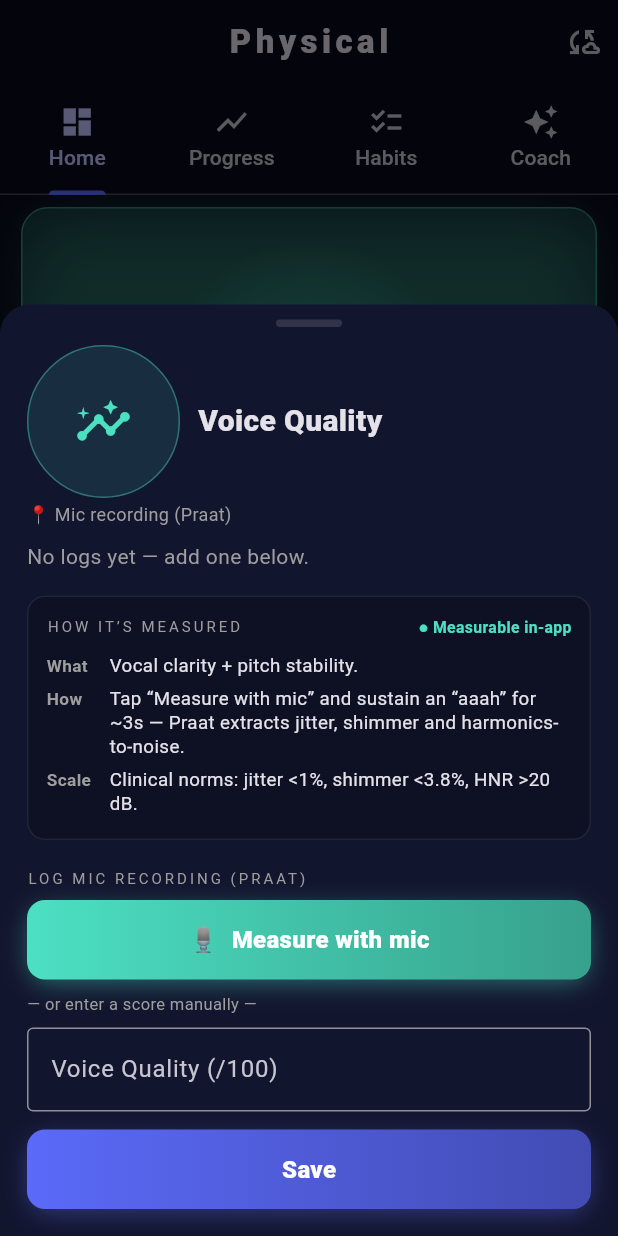
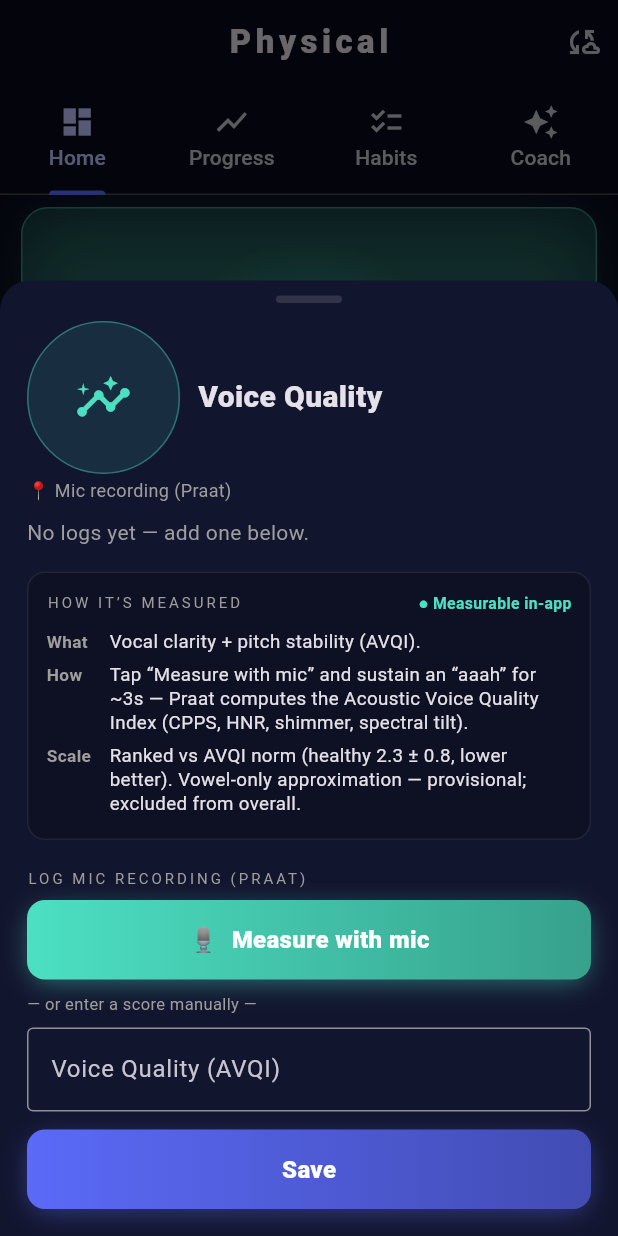
Before and after one commit to erolcem/physical, a Flutter app: the screen it shows after launch, after a tap on the "graphic eq" icon, on a phone screen of 412 x 824 dp. Run offline on Flutter 3.47's test engine with Material 3 defaults, Android fonts, the phone set to English and light mode, and no system bars; our stand-ins replace fl_chart, flutter_local_notifications, flutter_riverpod, flutter_timezone, image_picker, shared_preferences and 1 more; missing offline and left inert: record.

Commit message:
feat(voice): rank Voice via AVQI (Acoustic Voice Quality Index)
Backend now computes AVQI v03.01 from the sustained vowel (CPPS + HNR + shimmer
local%/dB + LTAS slope/tilt via Praat), validated directionally (clean→low, noisy→high).
Voice becomes a ranked metric on the AVQI population norm N(2.3, 0.8), lower-better
(2.3≈median/Silver, 0.8≈Diamond) — provisional (vowel-only approximation), excluded
from overall. Measure sheet now surfaces AVQI + CPPS/jitter/shimmer/HNR and logs AVQI;
guide updated. Engine parity + goldens + backend AVQI tests added.

Co-Authored-By: Claude Opus 4.8 <noreply@anthropic.com>

```diff
--- a/lib/data/aesthetic_guides.dart
+++ b/lib/data/aesthetic_guides.dart
@@ -14,9 +14,9 @@ class AestheticGuide {
 
 const Map<String, AestheticGuide> aestheticGuides = {
   'voice': AestheticGuide(
-    what: 'Vocal clarity + pitch stability.',
-    how: 'Tap “Measure with mic” and sustain an “aaah” for ~3s — Praat extracts jitter, shimmer and harmonics-to-noise.',
-    anchor: 'Clinical norms: jitter <1%, shimmer <3.8%, HNR >20 dB.',
+    what: 'Vocal clarity + pitch stability (AVQI).',
+    how: 'Tap “Measure with mic” and sustain an “aaah” for ~3s — Praat computes the Acoustic Voice Quality Index (CPPS, HNR, shimmer, spectral tilt).',
+    anchor: 'Ranked vs AVQI norm (healthy 2.3 ± 0.8, lower better). Vowel-only approximation — provisional; excluded from overall.',
     status: MeasureStatus.ready,
   ),
   'eye': AestheticGuide(
--- a/lib/data/metrics.dart
+++ b/lib/data/metrics.dart
@@ -99,8 +99,8 @@ const List<MetricDef> metrics = [
       exercise: 'Scalp photo (coverage)'),
   MetricDef('grooming', 'Grooming', 'aesthetics', MetricTier.tracked, '/100',
       exercise: 'Self-checklist'),
-  MetricDef('voice', 'Voice Quality', 'aesthetics', MetricTier.tracked, '/100',
-      exercise: 'Mic recording (Praat)'),
+  MetricDef('voice', 'Voice Quality', 'aesthetics', MetricTier.ranked, 'AVQI',
+      exercise: 'Mic recording (Praat)', provisional: true),
 
   // ── BACKGROUND · health (automatically logged via API) ──
   MetricDef('heart_rate', 'Heart Rate', 'health', MetricTier.background, 'bpm', autoSync: true),
--- a/lib/engine/rank_engine.dart
+++ b/lib/engine/rank_engine.dart
@@ -206,6 +206,9 @@ final Map<String, Standard> standards = {
       'Fitbit/Google Health sleep score — most users 72–83 (IQR), provisional'),
   'deadhang': Standard('deadhang', 1, false, Dist('lognormal', math.log(60), 0.5), 'provisional'),
   'hamstring_mobility': const Standard('hamstring_mobility', 1, false, Dist('normal', 15.0, 5.0), 'provisional'),
+  'voice': const Standard('voice', -1, false, Dist('normal', 2.3, 0.8),
+      'Acoustic Voice Quality Index (lower better); healthy mean 2.3±0.8 (Maryn), '
+      'vowel-only approximation — provisional'),
   'eye': const Standard('eye', -1, false, Dist('normal', 0.05, 0.15),
       'visual acuity logMAR (lower better); general young-male presenting acuity '
       '(median just below 20/20 from uncorrected error); best-corrected ≈ -0.14, provisional'),
--- a/lib/ui/metric_detail_sheet.dart
+++ b/lib/ui/metric_detail_sheet.dart
@@ -73,13 +73,13 @@ class _MetricDetailSheetState extends ConsumerState<_MetricDetailSheet> {
   }
 
   Future<void> _measureVoice() async {
-    final score = await measureVoiceFlow(context, ref);
-    if (score == null || !mounted) return;
+    final avqi = await measureVoiceFlow(context, ref);
+    if (avqi == null || !mounted) return;
     ref.read(logsProvider.notifier)
-        .add('voice', Log('voice', score, ts: DateTime.now().toIso8601String()));
+        .add('voice', Log('voice', avqi, ts: DateTime.now().toIso8601String()));
     setState(() {}); // refresh latest/history
     ScaffoldMessenger.of(context).showSnackBar(SnackBar(
-        content: Text('Voice quality logged: ${score.toStringAsFixed(0)}/100')));
+        content: Text('Voice logged: AVQI ${avqi.toStringAsFixed(1)}')));
   }
 
   Future<void> _measureAcuity() async {
--- a/lib/ui/voice_measure.dart
+++ b/lib/ui/voice_measure.dart
@@ -136,8 +136,7 @@ class _VoiceMeasureSheetState extends ConsumerState<_VoiceMeasureSheet> {
 
   List<Widget> _resultBody() {
     final r = _result!;
-    final score = (r['score'] as num).toDouble();
-    final comp = (r['components'] as Map?) ?? const {};
+    final avqi = (r['avqi'] as num?)?.toDouble();
     Widget row(String label, String value) => Padding(
           padding: const EdgeInsets.symmetric(vertical: 3),
           child: Row(mainAxisAlignment: MainAxisAlignment.spaceBetween, children: [
@@ -145,18 +144,27 @@ class _VoiceMeasureSheetState extends ConsumerState<_VoiceMeasureSheet> {
             Text(value, style: const TextStyle(fontWeight: FontWeight.w700, fontSize: 12.5)),
           ]),
         );
+    if (avqi == null) {
+      return [
+        const Text('Couldn’t compute the voice index from that clip — record a longer, steady "aaah" in a quiet room.',
+            style: TextStyle(color: Color(0xFFF8A55B), fontSize: 13)),
+        const SizedBox(height: 16),
+        _btn('Try again', _accent, () => setState(() => _phase = _Phase.idle)),
+      ];
+    }
     return [
-      Center(child: Text(score.toStringAsFixed(0),
+      Center(child: Text(avqi.toStringAsFixed(1),
           style: const TextStyle(fontSize: 52, fontWeight: FontWeight.w900, color: _accent, height: 1))),
-      const Center(child: Text('VOICE QUALITY / 100',
-          style: TextStyle(fontSize: 10, letterSpacing: 2, color: _muted, fontWeight: FontWeight.w700))),
+      const Center(child: Text('AVQI · lower is better (healthy ≈ 2.3)',
+          style: TextStyle(fontSize: 10, letterSpacing: 1.5, color: _muted, fontWeight: FontWeight.w700))),
       const SizedBox(height: 16),
+      if (r['cpps'] != null) row('Clarity (CPPS)', '${(r['cpps'] as num).toStringAsFixed(1)} dB'),
       if (r['pitch_hz'] != null) row('Pitch', '${(r['pitch_hz'] as num).toStringAsFixed(0)} Hz'),
-      row('Jitter', '${(r['jitter_pct'] as num).toStringAsFixed(2)} %  (${(comp['jitter'] as num?)?.toStringAsFixed(0) ?? '–'}/100)'),
-      row('Shimmer', '${(r['shimmer_pct'] as num).toStringAsFixed(2)} %  (${(comp['shimmer'] as num?)?.toStringAsFixed(0) ?? '–'}/100)'),
-      row('Clarity (HNR)', '${(r['hnr_db'] as num).toStringAsFixed(1)} dB  (${(comp['hnr'] as num?)?.toStringAsFixed(0) ?? '–'}/100)'),
+      row('Jitter', '${(r['jitter_pct'] as num).toStringAsFixed(2)} %'),
+      row('Shimmer', '${(r['shimmer_pct'] as num).toStringAsFixed(2)} %'),
+      row('HNR', '${(r['hnr_db'] as num).toStringAsFixed(1)} dB'),
       const SizedBox(height: 18),
-      _btn('Use this score', _accent, () => Navigator.of(context).pop(score)),
+      _btn('Use this result', _accent, () => Navigator.of(context).pop(avqi)),
       const SizedBox(height: 8),
       _btn('Re-record', const Color(0xFF2A2F4A), () => setState(() => _phase = _Phase.idle)),
     ];
```
Also changed, not shown: 5 other files.
